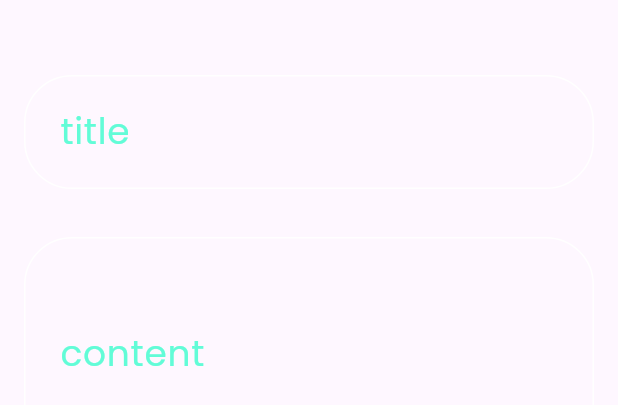
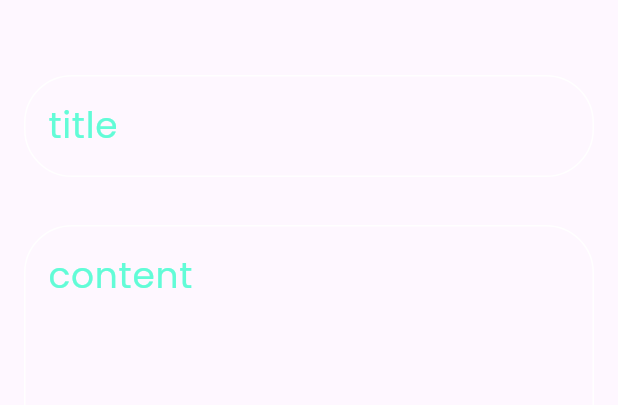
Before and after one commit to ElHbrouk/Notes-App, a Flutter app: the AddNoteButtomSheet widget shown alone on an empty page, opened directly, on a phone screen of 412 x 824 dp. Shown: the top 405 px of the screen. Run offline on Flutter 3.47's test engine with Material 3 defaults, Android fonts, the phone set to English and light mode, and no system bars; our stand-ins replace flutter_bloc, font_awesome_flutter.

Commit message:
add fields to notes bottom sheet

```diff
--- a/lib/widgets/add_note_bottom_sheet.dart
+++ b/lib/widgets/add_note_bottom_sheet.dart
@@ -17,13 +17,14 @@ class AddNoteButtomSheet extends StatelessWidget {
       child: const Column(
         children: [
           CustomTextField(
-            textFieldSize: 20, hintText: 'title',
+             hintText: 'title',
           ),
           SizedBox(
             height: 32,
           ),
           CustomTextField(
-            textFieldSize: 60, hintText: 'content',
+            maxLines: 5,
+            hintText: 'content',
           ),
         ],
       ),
--- a/lib/widgets/custom_text_field.dart
+++ b/lib/widgets/custom_text_field.dart
@@ -3,23 +3,21 @@ import 'package:notes_app/constants.dart';
 
 class CustomTextField extends StatelessWidget {
   const CustomTextField(
-      {super.key, required this.textFieldSize, required this.hintText});
-  final double textFieldSize;
+      {super.key, this.maxLines = 1, required this.hintText});
+  final int maxLines;
   final String hintText;
   @override
   Widget build(BuildContext context) {
     return TextField(
+      maxLines: maxLines,
       cursorColor: kPrimaryColor,
       decoration: InputDecoration(
         hintStyle: const TextStyle(
           color: kPrimaryColor,
         ),
         hintText: hintText,
-        contentPadding: EdgeInsetsDirectional.only(
-          start: 20,
-          top: textFieldSize,
-          bottom: textFieldSize,
-        ),
+
+
         border: buildBorder(),
         enabledBorder: buildBorder(),
         focusedBorder: buildBorder(kPrimaryColor),
```
